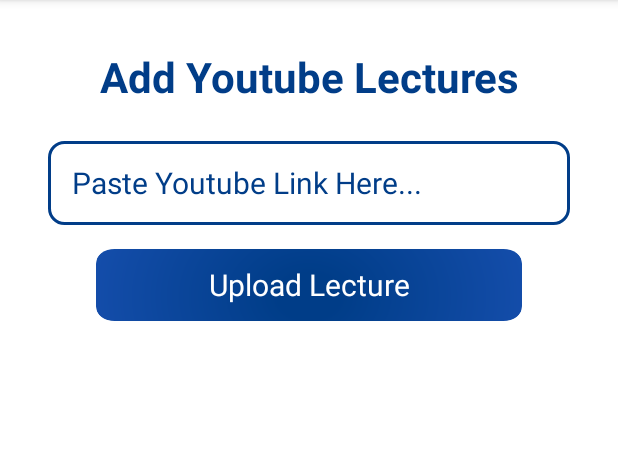
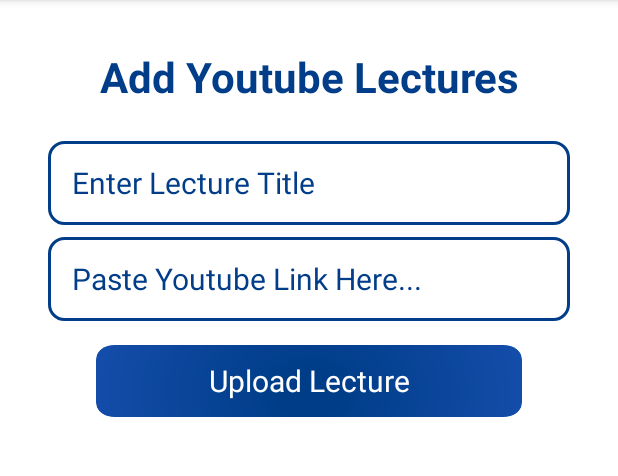
Before and after one commit to SagheerHussainZardari/VirtualClassRoom, an Android app: the fragment YoutubeLecturesFragment shown on its own in the app's theme, after a tap on "Upload Lecture", on a phone screen of 412 x 824 dp, the part 84-560 px from its top. Run offline under Robolectric (Android 15) with nearby library versions, the phone set to English and light mode, and no system bars.

Commit message:
uploading title and link

```diff
--- a/app/src/main/java/com/sagheerhussainzardari/virtualclassroom/DBRef.kt
+++ b/app/src/main/java/com/sagheerhussainzardari/virtualclassroom/DBRef.kt
@@ -12,6 +12,7 @@
 var DBRef_CourseMaterial = DBRef_Base.child("CourseMaterial")
 
 var DBRef_Subjects = DBRef_Base.child("Subjects")
+var DBRef_LECTURES = DBRef_Base.child("Lectures")
 
 var DBRef_Notes = DBRef_Base.child("Notes")
 
--- a/app/src/main/java/com/sagheerhussainzardari/virtualclassroom/TeacherFiles/Fragments/YoutubeLecturesFragment.kt
+++ b/app/src/main/java/com/sagheerhussainzardari/virtualclassroom/TeacherFiles/Fragments/YoutubeLecturesFragment.kt
@@ -26,16 +26,18 @@
 
         btn_upload_youtube_link.setOnClickListener {
 
-            (activity as TeacherHomeActivity).uploadYoutubeLink()
 
-//            var link = et_YoutubeLink.text.toString();
-//
-//            if(link.isEmpty()){
-//                Toast.makeText(requireContext(), "Link Should Not Be Empty", Toast.LENGTH_SHORT).show()
-//            }else{
-//                Toast.makeText(requireContext(), "Uploading Link...", Toast.LENGTH_SHORT).show()
-//
-//            }
+            var link = et_YoutubeLink.text.toString();
+            var title = et_title.text.toString();
+
+            if(link.isEmpty() || title.isEmpty()){
+                Toast.makeText(requireContext(), "Link Should Not Be Empty", Toast.LENGTH_SHORT).show()
+            }else{
+
+                (activity as TeacherHomeActivity).uploadYoutubeLink(link , title);
+                et_YoutubeLink.setText("");
+                et_title.setText("");
+            }
         }
     }
 }
--- a/app/src/main/res/layout/fragment_youtube_lectures.xml
+++ b/app/src/main/res/layout/fragment_youtube_lectures.xml
@@ -20,6 +20,14 @@
         android:textColor="@color/colorPrimary"
         android:textSize="28sp"
         android:textStyle="bold" />
+
+    <EditText
+        android:id="@+id/et_title"
+        style="@style/style_edittext_scheduleClass"
+        android:hint="Enter Lecture Title"
+        android:paddingLeft="16dp"
+        android:paddingRight="16dp" />
+
 
     <EditText
         android:id="@+id/et_YoutubeLink"
@@ -55,4 +63,10 @@
         </LinearLayout>
     </androidx.cardview.widget.CardView>
 
+    <androidx.recyclerview.widget.RecyclerView
+        android:id="@+id/rv_youtube_lectures"
+        android:layout_width="match_parent"
+        android:layout_height="match_parent"
+        android:layout_marginTop="16dp"/>
+
 </LinearLayout>
```
Also changed, not shown: app/src/main/java/com/sagheerhussainzardari/virtualclassroom/TeacherFiles/TeacherHomeActivity.kt (+19 -2 lines), app/src/main/res/layout/recycler_lecture_view.xml (added, +12 -0 lines).
